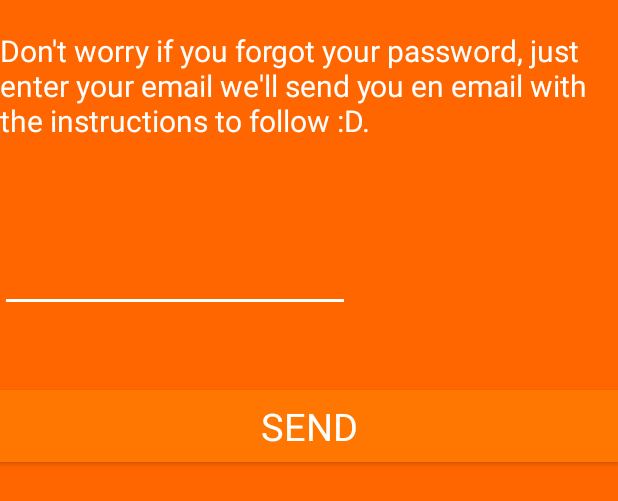
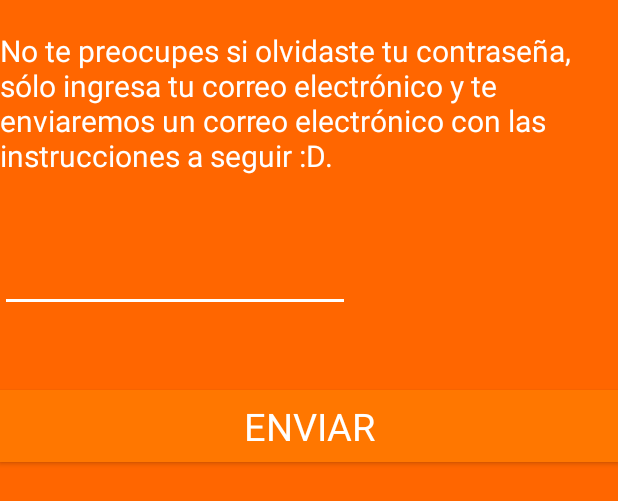
Before and after one commit to MarcoAntonioMendez/FiservAppFiservDeveloperChallenge, an Android app: the ForgotMyPasswordActivity screen opened directly, with no data from a screen before it, on a phone screen of 412 x 824 dp, the part 195-696 px from its top. Run offline under Robolectric (Android 15) with nearby library versions, the phone set to English and light mode, and no system bars.

Commit message:
Deleted english compatibility in ForgotMyPasswordActivity.java.

```diff
--- a/app/src/main/java/com/fiserv/fiservappfiservdeveloperchallenge/ForgotMyPasswordActivity.java
+++ b/app/src/main/java/com/fiserv/fiservappfiservdeveloperchallenge/ForgotMyPasswordActivity.java
@@ -43,7 +43,8 @@ public class ForgotMyPasswordActivity extends AppCompatActivity {
     }
 
     /**
-     *
+     * This method starts the LogInActivity, in the final form of this possible app, it should send
+     * an e-mail to user with instructions about how to recover its password.
      */
     public void sendEmailAndStartLogInActivity(View view){
        Intent intent = new Intent(this,LogInActivity.class);
@@ -51,54 +52,24 @@ public class ForgotMyPasswordActivity extends AppCompatActivity {
     }
 
     /**
-     * Sets the text for all graphic components according to the language.
-     * Supported languages: English, Spanish.
+     * Sets the text for all graphic components
      */
     private void setGraphicComponentsText(){
-        String language = Locale.getDefault().getLanguage();
-
-        switch(language){
-            case AppGlobalConstants.ENGLISH_LANGUAGE:
-                dontWorryTetView.setText("Don't worry if you forgot your password, just enter your" +
-                        " email we'll send you en email with the instructions to follow :D.");
-                emailEditText.setText("E-mail");
-                sendEmailButton.setText("Send");
-            break;
-            case AppGlobalConstants.SPANISH_LANGUAGE:
         dontWorryTetView.setText("No te preocupes si olvidaste tu contraseña, sólo ingresa" +
                 " tu correo electrónico y te enviaremos un correo electrónico con las " +
                 " instrucciones a seguir :D.");
         emailEditText.setText("Correo Electrónico");
         sendEmailButton.setText("Enviar");
-            break;
-            default:
-                dontWorryTetView.setText("Don't worry if you forgot your password, just enter your" +
-                        " email we'll send you en email with the instructions to follow :D.");
-                emailEditText.setText("E-mail");
-                sendEmailButton.setText("Send");
-        }
 
         // Setting a listener for emailEditText
         emailEditText.setOnFocusChangeListener(new View.OnFocusChangeListener() {
             @Override
             public void onFocusChange(View view, boolean hasFocus){
                 if(hasFocus){
-                   switch(Locale.getDefault().getLanguage()){
-                       case AppGlobalConstants.ENGLISH_LANGUAGE:
-                           if(emailEditText.getText().toString().equals("E-mail")){
-                               emailEditText.setText("");
-                           }
-                       break;
-                       case AppGlobalConstants.SPANISH_LANGUAGE:
                     if(emailEditText.getText().toString().equals("Correo Electrónico")){
                         emailEditText.setText("");
                     }
-                       break;
-                       default:
-                           if(emailEditText.getText().toString().equals("E-mail")){
-                               emailEditText.setText("");
-                           }
-                   }
+
                 }
             }
         });
```
Lines whose indentation alone changed are shown as unchanged.
